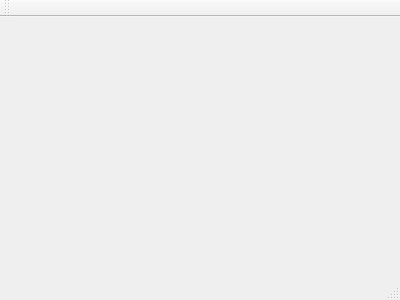
This is mainwindow.ui in firstsecret/simple-browser as Qt 5 draws it before an edit. The edited form follows.
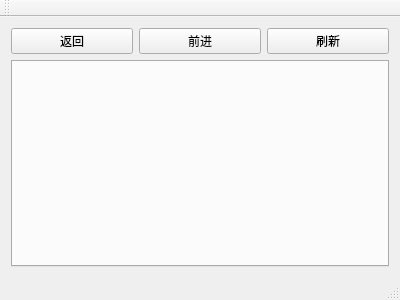
This is the edited form.

Commit message: 多tab版本,对应的刷新前进后退功能

What changed in the file:
```diff
--- a/mainwindow.ui
+++ b/mainwindow.ui
@@ -12,13 +12,76 @@
   <property name="windowTitle" >
    <string>MainWindow</string>
   </property>
-  <widget class="QMenuBar" name="menuBar" />
-  <widget class="QToolBar" name="mainToolBar" />
-  <widget class="QWidget" name="centralWidget" />
-  <widget class="QStatusBar" name="statusBar" />
+  <widget class="QWidget" name="centralWidget">
+   <layout class="QGridLayout" name="gridLayout">
+    <item row="0" column="1">
+     <widget class="QPushButton" name="btnGo">
+      <property name="text">
+       <string>前进</string>
+      </property>
+     </widget>
+    </item>
+    <item row="0" column="0">
+     <widget class="QPushButton" name="btnBack">
+      <property name="text">
+       <string>返回</string>
+      </property>
+     </widget>
+    </item>
+    <item row="0" column="2">
+     <widget class="QPushButton" name="btnRefresh">
+      <property name="text">
+       <string>刷新</string>
+      </property>
+     </widget>
+    </item>
+    <item row="1" column="0" colspan="3">
+     <widget class="QTabWidget" name="tabWidget">
+      <property name="autoFillBackground">
+       <bool>false</bool>
+      </property>
+      <property name="currentIndex">
+       <number>0</number>
+      </property>
+      <property name="tabsClosable">
+       <bool>true</bool>
+      </property>
+      <property name="movable">
+       <bool>true</bool>
+      </property>
+      <property name="tabBarAutoHide">
+       <bool>true</bool>
+      </property>
+      <widget class="QWidget" name="tab">
+       <attribute name="title">
+        <string>Tab 1</string>
+       </attribute>
+      </widget>
+     </widget>
+    </item>
+   </layout>
+  </widget>
+  <widget class="QMenuBar" name="menuBar">
+   <property name="geometry">
+    <rect>
+     <x>0</x>
+     <y>0</y>
+     <width>400</width>
+     <height>28</height>
+    </rect>
+   </property>
+  </widget>
+  <widget class="QToolBar" name="mainToolBar">
+   <attribute name="toolBarArea">
+    <enum>TopToolBarArea</enum>
+   </attribute>
+   <attribute name="toolBarBreak">
+    <bool>false</bool>
+   </attribute>
+  </widget>
+  <widget class="QStatusBar" name="statusBar"/>
  </widget>
- <layoutDefault spacing="6" margin="11" />
- <pixmapfunction></pixmapfunction>
+ <layoutdefault spacing="6" margin="11"/>
  <resources/>
  <connections/>
 </ui>
```
Left out of the diff: 7 changed lines with no effect on the pictures. The commit also changes 5 other files.
